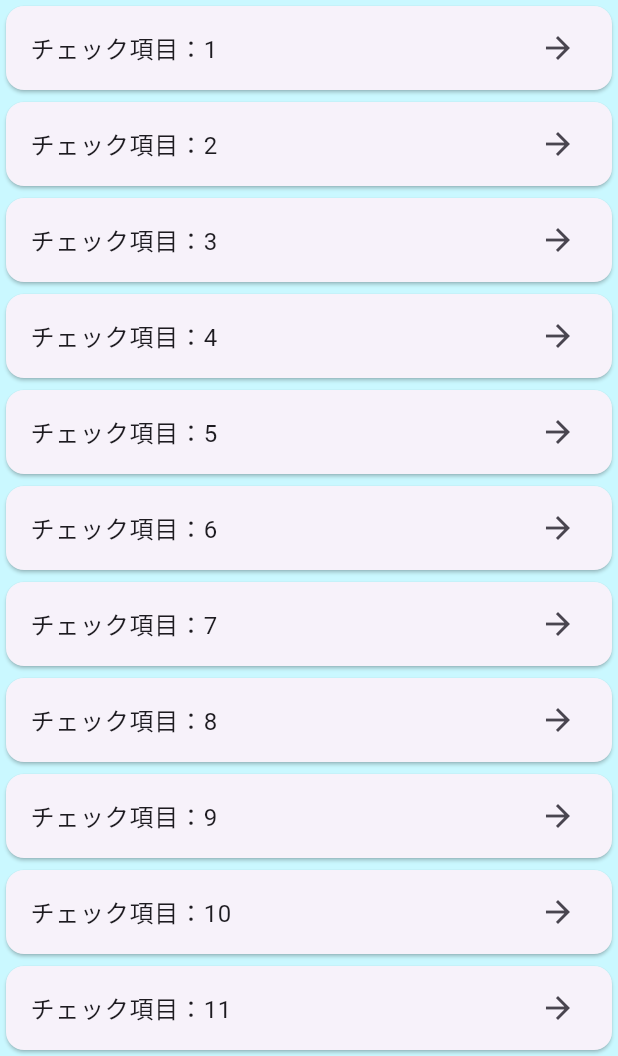
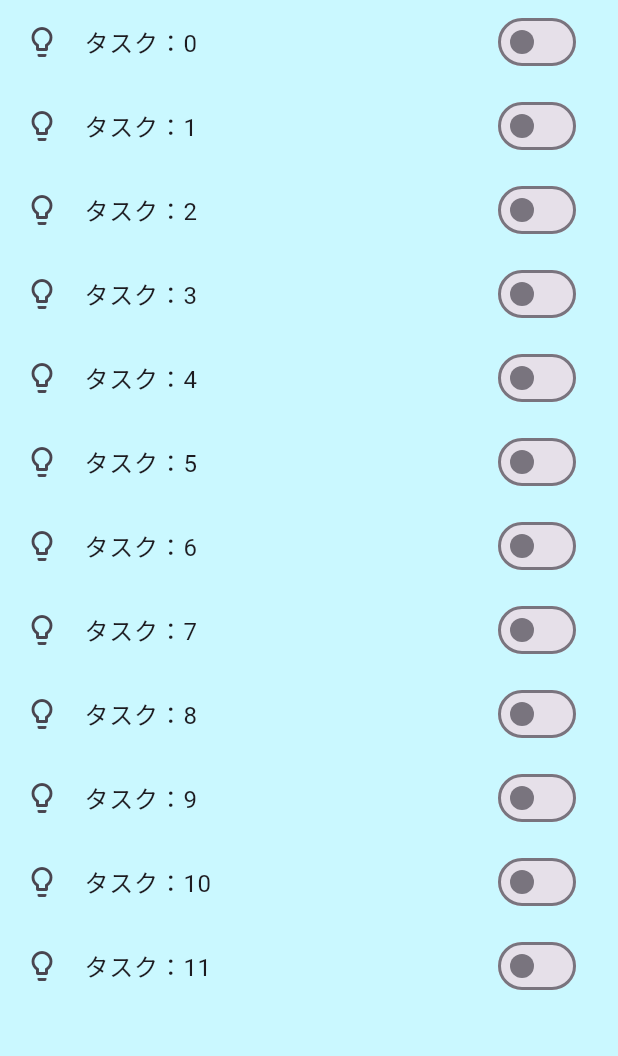
Before and after one commit to kurogoma-flutter/close_checker, a Flutter app: the CheckListPage screen opened by its route, on a phone screen of 412 x 824 dp, the part 180-1236 px from its top. Run offline on Flutter 3.47's test engine with Material 2 defaults, Android fonts, the phone set to English and light mode, and no system bars; our stand-ins replace go_router, hooks_riverpod.

Commit message:
タスク一覧のUI生成

```diff
--- a/lib/check_list_page.dart
+++ b/lib/check_list_page.dart
@@ -1,9 +1,13 @@
 import 'package:flutter/material.dart';
-import 'package:go_router/go_router.dart';
 
-class CheckListPage extends StatelessWidget {
+class CheckListPage extends StatefulWidget {
   const CheckListPage({Key? key}) : super(key: key);
 
+  @override
+  State<CheckListPage> createState() => _CheckListPageState();
+}
+
+class _CheckListPageState extends State<CheckListPage> {
   @override
   Widget build(BuildContext context) {
     return Scaffold(
@@ -24,14 +28,18 @@ class CheckListPage extends StatelessWidget {
               padding: EdgeInsets.zero,
               itemCount: 12,
               itemBuilder: (context, index) {
-                return GestureDetector(
-                  child: Card(
-                    child: ListTile(
-                      title: Text('チェック項目：${index + 1}'),
-                      trailing: const Icon(Icons.arrow_forward),
-                    ),
-                  ),
-                  onTap: () => context.push('/'),
+                bool isChecked = false;
+                return SwitchListTile(
+                  key: ValueKey('data$index'),
+                  title: Text('タスク：$index'),
+                  value: isChecked,
+                  onChanged: (value) {
+                    print(value);
+                    setState(() {
+                      isChecked = value;
+                    });
+                  },
+                  secondary: const Icon(Icons.lightbulb_outline),
                 );
               },
             ),
```
